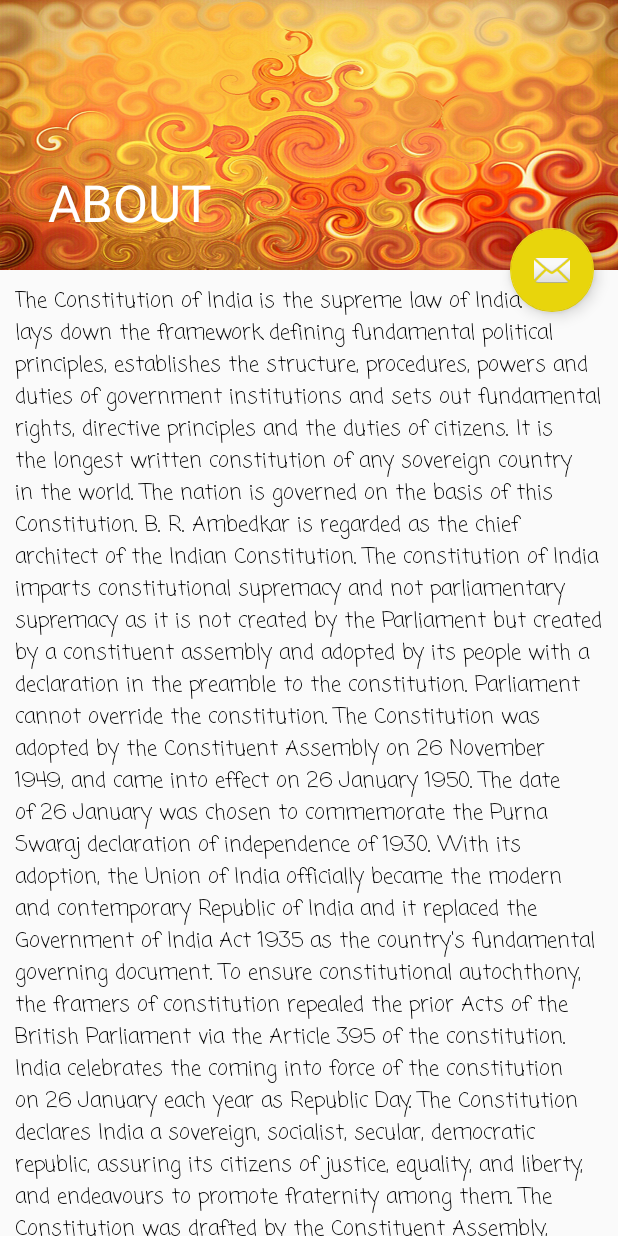
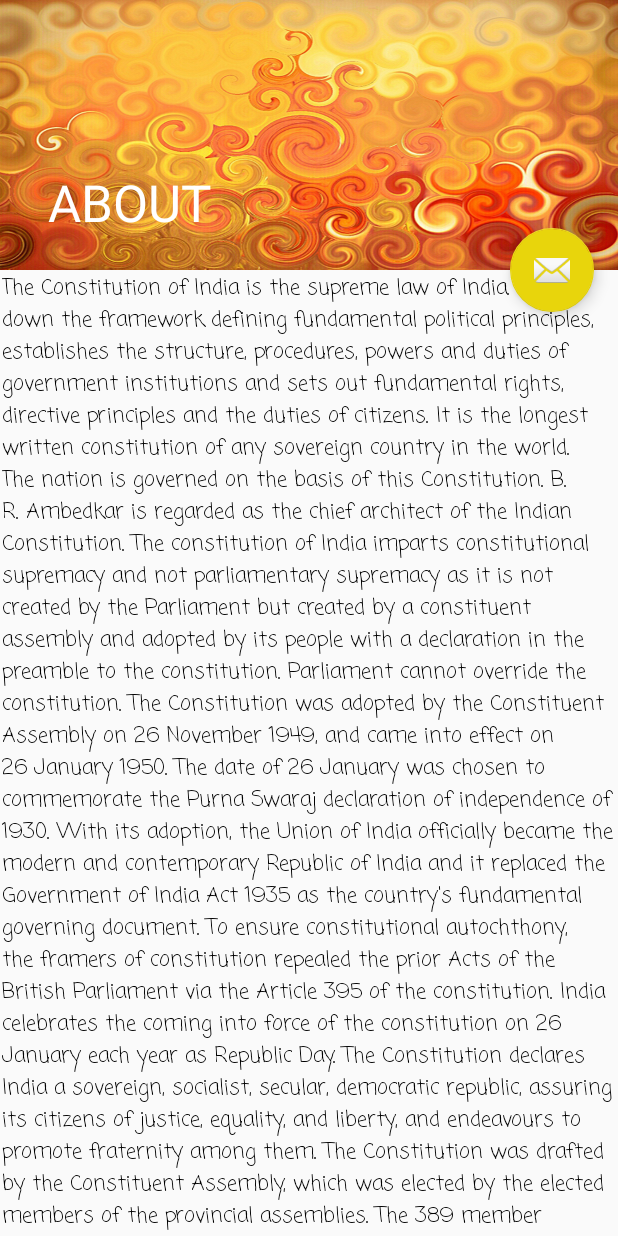
Before and after one commit to kumar4Vipul/Indian-Constitution-App, an Android app: the ABOUT screen opened directly, with no data from a screen before it, on a phone screen of 412 x 824 dp. Run offline under Robolectric (Android 15) with nearby library versions, the light colour scheme and no system bars.

Commit message:
done dana done!!

```diff
--- a/app/src/main/java/com/appbusters/robinpc/constitutionofindia/ScrollingActivity.java
+++ b/app/src/main/java/com/appbusters/robinpc/constitutionofindia/ScrollingActivity.java
@@ -34,7 +34,7 @@ public class ScrollingActivity extends AppCompatActivity {
 
     public boolean onCreateOptionsMenu(Menu menu) {
         // Inflate the menu; this adds items to the action bar if it is present.
-        getMenuInflater().inflate( R.menu.menu_main, menu);
+        getMenuInflater().inflate( R.menu.menu_scrolling, menu);
         return true;
     }
 
@@ -46,7 +46,7 @@ public class ScrollingActivity extends AppCompatActivity {
         int id = item.getItemId();
 
         //noinspection SimplifiableIfStatement
-        if (id ==  R.id.about)
+        if (id ==  R.id.aboutt)
         {
             Intent i=new Intent(this,ABOUT.class);
             startActivity(i);
--- a/app/src/main/res/layout/content_about.xml
+++ b/app/src/main/res/layout/content_about.xml
@@ -3,6 +3,7 @@
     xmlns:app="http://schemas.android.com/apk/res-auto"
     xmlns:tools="http://schemas.android.com/tools"
     android:layout_width="match_parent"
+    android:layout_marginBottom="10dp"
     android:layout_height="match_parent"
     app:layout_behavior="@string/appbar_scrolling_view_behavior"
     tools:context="com.appbusters.robinpc.constitutionofindia.ABOUT"
@@ -12,7 +13,7 @@
         android:layout_width="match_parent"
         android:layout_height="match_parent"
         android:text="@string/about"
-        android:layout_margin="10dp"
+        android:layout_margin="1dp"
         android:textColor="#000000"
         android:fontFamily="casual" />
 
--- a/app/src/main/res/menu/menu_scrolling.xml
+++ b/app/src/main/res/menu/menu_scrolling.xml
@@ -3,7 +3,7 @@
     xmlns:tools="http://schemas.android.com/tools"
     tools:context="com.appbusters.robinpc.constitutionofindia.ScrollingActivity">
     <item
-        android:id="@+id/about"
+        android:id="@+id/aboutt"
         android:orderInCategory="100"
         android:title="About"
         app:showAsAction="never" />
```
